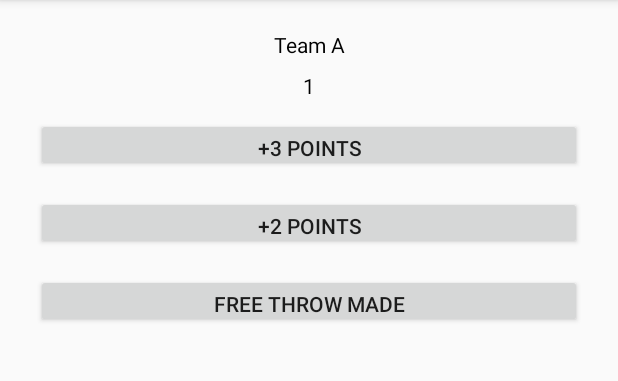
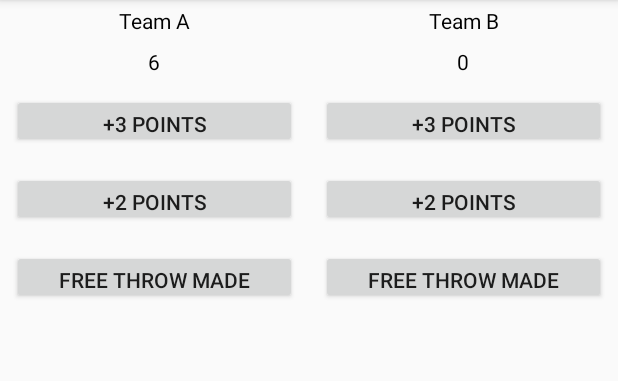
Before and after one commit to WattWire/CourtCounter, an Android app: the screen it shows after launch (MainActivity), after a tap on "FREE THROW MADE", on a phone screen of 412 x 824 dp, the part 84-465 px from its top. Run offline under Robolectric (Android 15) with nearby library versions, the phone set to English and light mode, and no system bars; 2 other taps on this screen came first.

Commit message:
First LapCat commit...at Peets and finally got the Layout looking good.

```diff
--- a/app/src/main/java/com/example/android/courtcounter/MainActivity.java
+++ b/app/src/main/java/com/example/android/courtcounter/MainActivity.java
@@ -7,23 +7,48 @@ import android.widget.TextView;
 
 public class MainActivity extends AppCompatActivity {
 
+    int scoreTeamA = 0;
+    int scoreTeamB = 0;
+
     @Override
     protected void onCreate(Bundle savedInstanceState) {
         super.onCreate(savedInstanceState);
         setContentView(R.layout.activity_main);
-        displayForTeamA(6);
+
+        displayForTeamA(scoreTeamA);
     }
 
     public void addThreeForTeamA(View v){
-        displayForTeamA(3);
+        scoreTeamA += 3;
+        displayForTeamA(scoreTeamA);
     }
 
     public void addTwoForTeamA(View v){
-        displayForTeamA(2);
+        scoreTeamA += 2;
+        displayForTeamA(scoreTeamA);
     }
 
-    public void addOneForTeamA(View v){
-        displayForTeamA(1);
+    public void addOneForTeamA(View v) {
+        scoreTeamA++;
+        displayForTeamA(scoreTeamA);
+    }
+
+//==========
+
+    public void addThreeForTeamB(View v){
+        scoreTeamB += 3;
+        displayForTeamB(scoreTeamB);
+    }
+
+    public void addTwoForTeamB(View v){
+        scoreTeamB += 2;
+        displayForTeamB(scoreTeamB);
+    }
+
+    public void addOneForTeamB(View v){
+        scoreTeamB++;
+        displayForTeamB(scoreTeamB);
+
     }
 
     /**
@@ -33,4 +58,13 @@ public class MainActivity extends AppCompatActivity {
         TextView scoreView = (TextView) findViewById(R.id.team_a_score);
         scoreView.setText(String.valueOf(score));
     }
+
+    /**
+     * Displays the given score for Team B.
+     */
+    public void displayForTeamB(int score) {
+        TextView scoreView = (TextView) findViewById(R.id.team_b_score);
+        scoreView.setText(String.valueOf(score));
+    }
+
 }
--- a/app/src/main/res/layout/activity_main.xml
+++ b/app/src/main/res/layout/activity_main.xml
@@ -1,13 +1,20 @@
 <?xml version="1.0" encoding="utf-8"?>
+
 <LinearLayout xmlns:android="http://schemas.android.com/apk/res/android"
     xmlns:tools="http://schemas.android.com/tools"
     android:layout_width="match_parent"
     android:layout_height="match_parent"
+    android:orientation="horizontal"
+    tools:context="com.example.android.courtcounter.MainActivity">
+
+    <!--====== TEAM A-->
+
+    <LinearLayout xmlns:android="http://schemas.android.com/apk/res/android"
+        xmlns:tools="http://schemas.android.com/tools"
+        android:layout_weight="1"
+        android:layout_width="0dp"
+        android:layout_height="wrap_content"
         android:orientation="vertical"
-    android:paddingBottom="@dimen/activity_vertical_margin"
-    android:paddingLeft="@dimen/activity_horizontal_margin"
-    android:paddingRight="@dimen/activity_horizontal_margin"
-    android:paddingTop="@dimen/activity_vertical_margin"
         tools:context="com.example.android.courtcounter.MainActivity">
 
         <TextView
@@ -52,3 +59,59 @@
             android:text="free throw made" />
 
     </LinearLayout>
+
+    <!--====  TEAM B =====================-->
+
+    <LinearLayout xmlns:android="http://schemas.android.com/apk/res/android"
+        xmlns:tools="http://schemas.android.com/tools"
+        android:layout_weight="1"
+        android:layout_width="0dp"
+        android:layout_height="wrap_content"
+        android:orientation="vertical"
+        tools:context="com.example.android.courtcounter.MainActivity">
+
+        <TextView
+
+            android:layout_width="match_parent"
+            android:layout_height="wrap_content"
+            android:gravity="center_horizontal"
+            android:padding="4dp"
+            android:text="Team B"
+            android:textAlignment="center"
+            android:textColor="#000000" />
+
+        <TextView
+            android:id="@+id/team_b_score"
+            android:layout_width="match_parent"
+            android:layout_height="wrap_content"
+            android:gravity="center_horizontal"
+            android:padding="4dp"
+            android:text="0"
+            android:textAlignment="center"
+            android:textColor="#000000" />
+
+        <Button
+            android:layout_width="match_parent"
+            android:layout_height="36dp"
+            android:layout_margin="8dp"
+            android:onClick="addThreeForTeamB"
+            android:text="+3 points" />
+
+        <Button
+            android:layout_width="match_parent"
+            android:layout_height="36dp"
+            android:layout_margin="8dp"
+            android:onClick="addTwoForTeamB"
+            android:text="+2 points" />
+
+        <Button
+            android:layout_width="match_parent"
+            android:layout_height="36dp"
+            android:layout_margin="8dp"
+            android:onClick="addOneForTeamB"
+            android:text="free throw made" />
+
+    </LinearLayout>
+
+
+</LinearLayout>
```
Lines whose indentation alone changed are shown as unchanged.
